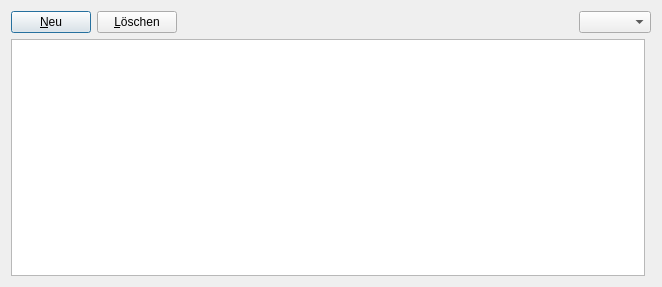
The window that ui/forms/dienstnehmerForm.ui (flurl/lagerManager) describes before a commit, drawn with Qt 5.
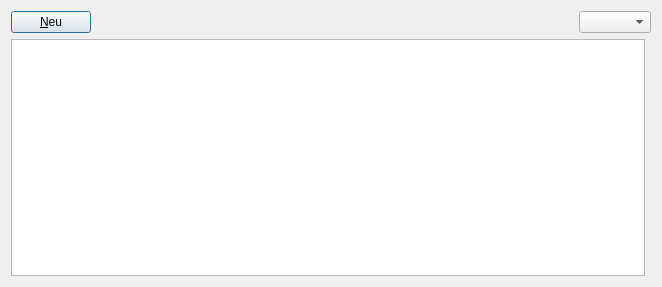
The same window after the commit. Custom widgets are drawn as their Qt base class.

```diff
--- a/ui/forms/dienstnehmerForm.ui
+++ b/ui/forms/dienstnehmerForm.ui
@@ -25,13 +25,6 @@
          </property>
         </widget>
        </item>
-       <item>
-        <widget class="QPushButton" name="pushButton_deleteRecord">
-         <property name="text">
-          <string>&amp;Löschen</string>
-         </property>
-        </widget>
-       </item>
        <item>
         <spacer name="horizontalSpacer_2">
          <property name="orientation">
@@ -57,6 +50,13 @@
    </item>
   </layout>
  </widget>
+ <customwidgets>
+  <customwidget>
+   <class>FilterableTableView</class>
+   <extends>QTableView</extends>
+   <header>lib.FilterableTableView</header>
+  </customwidget>
+ </customwidgets>
  <resources/>
  <connections/>
 </ui>
```
Left out of the diff: 2 changed lines with no effect on the pictures.
